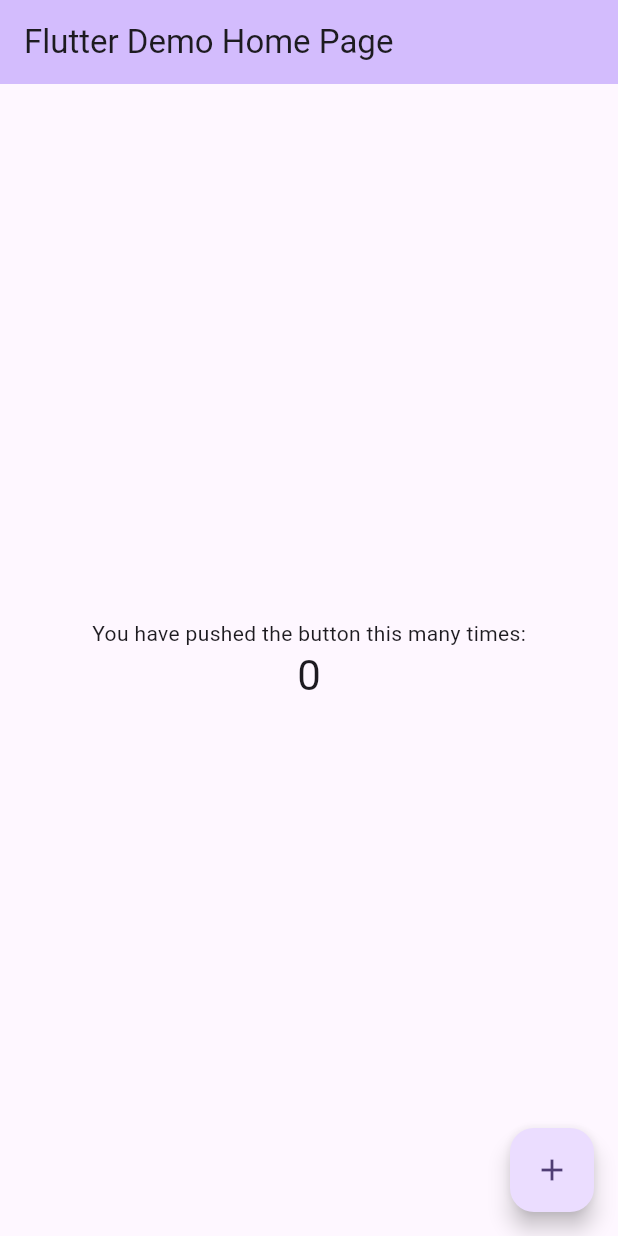
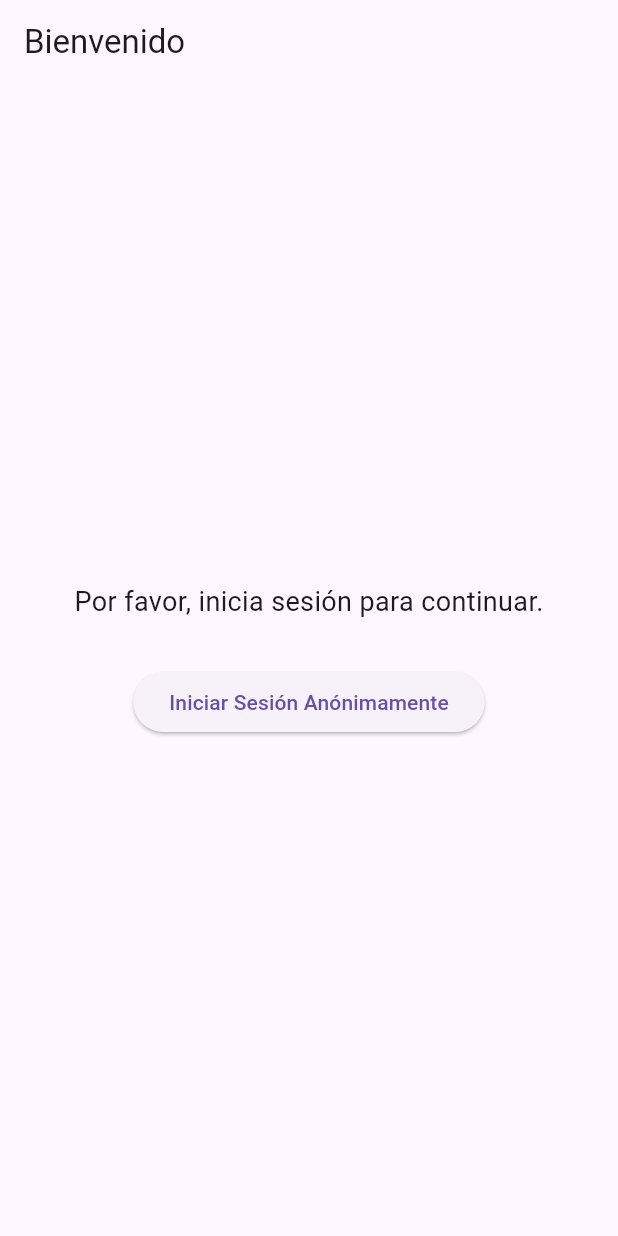
Before and after one commit to anthonyramonaguilera-art/avivamiento_app, a Flutter app: the screen it shows after launch, on a phone screen of 412 x 824 dp. Run offline on Flutter 3.47's test engine with Material 3 defaults, Android fonts, the phone set to English and light mode, and no system bars; our stand-ins replace cloud_firestore, firebase_auth, firebase_core, flutter_riverpod; accounts and stored records are empty.

Commit message:
feat: Implementa flujo de autenticación basico con Firebase y Riverpod

```diff
--- a/lib/main.dart
+++ b/lib/main.dart
@@ -1,122 +1,61 @@
+import 'package:firebase_core/firebase_core.dart'; // Importa para inicializar Firebase
 import 'package:flutter/material.dart';
+import 'package:flutter_riverpod/flutter_riverpod.dart'; // Importa Riverpod
+import 'firebase_options.dart'; // Importa el archivo de opciones de Firebase
 
-void main() {
-  runApp(const MyApp());
+// Importa las pantallas que crearemos
+import 'package:avivamiento_app/screens/auth_screen.dart';
+import 'package:avivamiento_app/screens/home_screen.dart';
+import 'package:avivamiento_app/screens/splash_screen.dart';
+
+// Importa el StreamProvider que escucha los cambios de autenticación
+import 'package:avivamiento_app/services/services_provider.dart';
+
+void main() async {
+  // Asegura que los widgets de Flutter estén inicializados.
+  WidgetsFlutterBinding.ensureInitialized();
+
+  // Inicializa Firebase con las opciones generadas.
+  await Firebase.initializeApp(options: DefaultFirebaseOptions.currentPlatform);
+
+  // Ejecuta la aplicación envuelta en ProviderScope para Riverpod.
+  runApp(const ProviderScope(child: MyApp()));
 }
 
-class MyApp extends StatelessWidget {
+class MyApp extends ConsumerWidget {
+  // Ahora es ConsumerWidget para usar Riverpod
   const MyApp({super.key});
 
-  // This widget is the root of your application.
   @override
-  Widget build(BuildContext context) {
+  Widget build(BuildContext context, WidgetRef ref) {
+    // Recibe WidgetRef
+    // 1. Escuchar el estado de autenticación
+    // Cuando el estado de authStateChangesProvider cambie (usuario logeado/deslogeado),
+    // esta parte de la UI se reconstruirá automáticamente.
+    final authState = ref.watch(authStateChangesProvider);
+
     return MaterialApp(
-      title: 'Flutter Demo',
+      title: 'Avivamiento App',
       theme: ThemeData(
-        // This is the theme of your application.
-        //
-        // TRY THIS: Try running your application with "flutter run". You'll see
-        // the application has a purple toolbar. Then, without quitting the app,
-        // try changing the seedColor in the colorScheme below to Colors.green
-        // and then invoke "hot reload" (save your changes or press the "hot
-        // reload" button in a Flutter-supported IDE, or press "r" if you used
-        // the command line to start the app).
-        //
-        // Notice that the counter didn't reset back to zero; the application
-        // state is not lost during the reload. To reset the state, use hot
-        // restart instead.
-        //
-        // This works for code too, not just values: Most code changes can be
-        // tested with just a hot reload.
-        colorScheme: ColorScheme.fromSeed(seedColor: Colors.deepPurple),
+        primarySwatch: Colors.blue,
+        visualDensity: VisualDensity.adaptivePlatformDensity,
       ),
-      home: const MyHomePage(title: 'Flutter Demo Home Page'),
+      home: authState.when(
+        data: (user) {
+          // Si hay un usuario (no nulo), mostrar HomeScreen.
+          // user.uid será String, no String?, gracias a la lógica en AuthService.
+          return user != null ? const HomeScreen() : const AuthScreen();
+        },
+        loading: () =>
+            const SplashScreen(), // Mientras carga, mostrar SplashScreen.
+        error: (error, stack) {
+          // Si hay un error, mostrar una pantalla de error simple (o logearlo).
+          print('Error de autenticación: $error'); // Para depuración
+          return const Scaffold(
+            body: Center(child: Text('Ocurrió un error al cargar la app.')),
+          );
+        },
+      ),
     );
   }
 }
-
-class MyHomePage extends StatefulWidget {
-  const MyHomePage({super.key, required this.title});
-
-  // This widget is the home page of your application. It is stateful, meaning
-  // that it has a State object (defined below) that contains fields that affect
-  // how it looks.
-
-  // This class is the configuration for the state. It holds the values (in this
-  // case the title) provided by the parent (in this case the App widget) and
-  // used by the build method of the State. Fields in a Widget subclass are
-  // always marked "final".
-
-  final String title;
-
-  @override
-  State<MyHomePage> createState() => _MyHomePageState();
-}
-
-class _MyHomePageState extends State<MyHomePage> {
-  int _counter = 0;
-
-  void _incrementCounter() {
-    setState(() {
-      // This call to setState tells the Flutter framework that something has
-      // changed in this State, which causes it to rerun the build method below
-      // so that the display can reflect the updated values. If we changed
-      // _counter without calling setState(), then the build method would not be
-      // called again, and so nothing would appear to happen.
-      _counter++;
-    });
-  }
-
-  @override
-  Widget build(BuildContext context) {
-    // This method is rerun every time setState is called, for instance as done
-    // by the _incrementCounter method above.
-    //
-    // The Flutter framework has been optimized to make rerunning build methods
-    // fast, so that you can just rebuild anything that needs updating rather
-    // than having to individually change instances of widgets.
-    return Scaffold(
-      appBar: AppBar(
-        // TRY THIS: Try changing the color here to a specific color (to
-        // Colors.amber, perhaps?) and trigger a hot reload to see the AppBar
-        // change color while the other colors stay the same.
-        backgroundColor: Theme.of(context).colorScheme.inversePrimary,
-        // Here we take the value from the MyHomePage object that was created by
-        // the App.build method, and use it to set our appbar title.
-        title: Text(widget.title),
-      ),
-      body: Center(
-        // Center is a layout widget. It takes a single child and positions it
-        // in the middle of the parent.
-        child: Column(
-          // Column is also a layout widget. It takes a list of children and
-          // arranges them vertically. By default, it sizes itself to fit its
-          // children horizontally, and tries to be as tall as its parent.
-          //
-          // Column has various properties to control how it sizes itself and
-          // how it positions its children. Here we use mainAxisAlignment to
-          // center the children vertically; the main axis here is the vertical
-          // axis because Columns are vertical (the cross axis would be
-          // horizontal).
-          //
-          // TRY THIS: Invoke "debug painting" (choose the "Toggle Debug Paint"
-          // action in the IDE, or press "p" in the console), to see the
-          // wireframe for each widget.
-          mainAxisAlignment: MainAxisAlignment.center,
-          children: <Widget>[
-            const Text('You have pushed the button this many times:'),
-            Text(
-              '$_counter',
-              style: Theme.of(context).textTheme.headlineMedium,
-            ),
-          ],
-        ),
-      ),
-      floatingActionButton: FloatingActionButton(
-        onPressed: _incrementCounter,
-        tooltip: 'Increment',
-        child: const Icon(Icons.add),
-      ), // This trailing comma makes auto-formatting nicer for build methods.
-    );
-  }
-}
--- /dev/null
+++ b/lib/screens/auth_screen.dart
@@ -0,0 +1,52 @@
+import 'package:flutter/material.dart';
+import 'package:flutter_riverpod/flutter_riverpod.dart';
+import 'package:avivamiento_app/services/services_provider.dart'; // Asegúrate de importar tu provider
+
+class AuthScreen extends ConsumerWidget {
+  const AuthScreen({super.key});
+
+  @override
+  Widget build(BuildContext context, WidgetRef ref) {
+    // Escucha al provider para el Auth Service.
+    final authService = ref.watch(authServiceProvider);
+
+    return Scaffold(
+      appBar: AppBar(title: const Text('Bienvenido')),
+      body: Center(
+        child: Column(
+          mainAxisAlignment: MainAxisAlignment.center,
+          children: [
+            const Text(
+              'Por favor, inicia sesión para continuar.',
+              style: TextStyle(fontSize: 18),
+            ),
+            const SizedBox(height: 30),
+            ElevatedButton(
+              onPressed: () async {
+                try {
+                  // Llama al método signInAnonymously de tu AuthService
+                  // El ref.read() se usa para llamar a métodos que no necesitamos
+                  // que reconstruyan el widget al cambiar.
+                  final uid = await authService.signInAnonymously();
+                  print(
+                    'Usuario anónimo logeado con UID: $uid',
+                  ); // Para depuración
+                  // Riverpod detectará el cambio en authStateChangesProvider
+                  // y MyApp reconstruirá para mostrar HomeScreen.
+                } catch (e) {
+                  print('Error al iniciar sesión anónimamente: $e');
+                  // Aquí puedes mostrar un SnackBar o AlertDialog al usuario
+                  ScaffoldMessenger.of(
+                    context,
+                  ).showSnackBar(SnackBar(content: Text('Error: $e')));
+                }
+              },
+              child: const Text('Iniciar Sesión Anónimamente'),
+            ),
+            // Puedes añadir más botones para login con email/password, Google, etc.
+          ],
+        ),
+      ),
+    );
+  }
+}
```
Also changed, not shown: lib/providers/services_provider.dart (added, +34 -0 lines), lib/screens/home_screen.dart (added, +65 -0 lines), lib/screens/splash_screen.dart (added, +21 -0 lines), lib/services/user_service.dart (added, +39 -0 lines), 1 other file.
